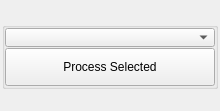
This is mayatk/uv_utils/rizom_bridge/rizom_bridge.ui in m3trik/mayatk as Qt 5 draws it before an edit. The edited form follows.
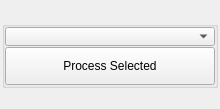
This is the edited form. Custom widgets are drawn as their Qt base class.

Patch:
```diff
--- a/mayatk/uv_utils/rizom_bridge/rizom_bridge.ui
+++ b/mayatk/uv_utils/rizom_bridge/rizom_bridge.ui
@@ -52,13 +52,13 @@
         <property name="minimumSize">
          <size>
           <width>0</width>
-          <height>20</height>
+          <height>19</height>
          </size>
         </property>
         <property name="maximumSize">
          <size>
           <width>16777215</width>
-          <height>20</height>
+          <height>19</height>
          </size>
         </property>
         <property name="font">
@@ -167,13 +167,13 @@
         <property name="minimumSize">
          <size>
           <width>0</width>
-          <height>20</height>
+          <height>19</height>
          </size>
         </property>
         <property name="maximumSize">
          <size>
           <width>16777215</width>
-          <height>20</height>
+          <height>19</height>
          </size>
         </property>
        </widget>
```
